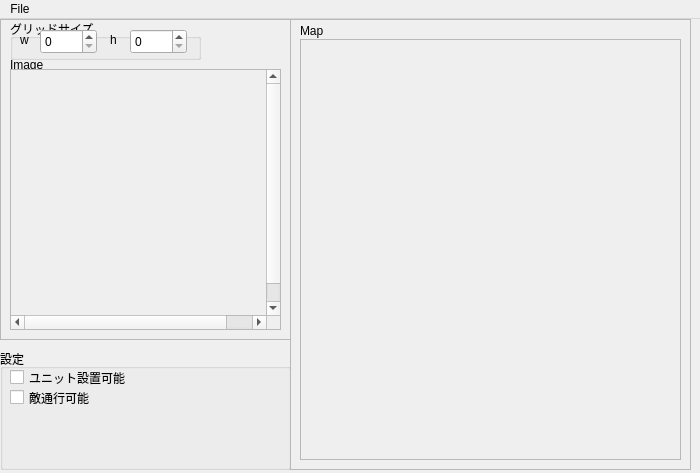
Qt form mainwindow.ui (chocoball/MapEditor) before a commit.
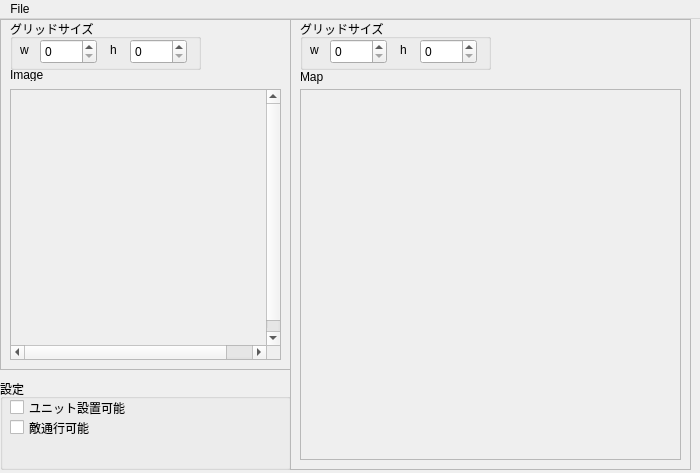
The same form after that commit.

Diff of the .ui file:
```diff
--- a/mainwindow.ui
+++ b/mainwindow.ui
@@ -24,9 +24,9 @@
     <property name="geometry">
      <rect>
       <x>0</x>
-      <y>330</y>
+      <y>360</y>
       <width>291</width>
-      <height>121</height>
+      <height>91</height>
      </rect>
     </property>
     <property name="title">
@@ -65,7 +65,7 @@
       <x>0</x>
       <y>0</y>
       <width>291</width>
-      <height>321</height>
+      <height>351</height>
      </rect>
     </property>
     <property name="frameShape">
@@ -80,7 +80,7 @@
        <x>10</x>
        <y>0</y>
        <width>191</width>
-       <height>41</height>
+       <height>51</height>
       </rect>
      </property>
      <property name="title">
@@ -90,7 +90,7 @@
       <property name="geometry">
        <rect>
         <x>120</x>
-        <y>10</y>
+        <y>20</y>
         <width>57</width>
         <height>25</height>
        </rect>
@@ -100,7 +100,7 @@
       <property name="geometry">
        <rect>
         <x>100</x>
-        <y>10</y>
+        <y>20</y>
         <width>16</width>
         <height>21</height>
        </rect>
@@ -113,7 +113,7 @@
       <property name="geometry">
        <rect>
         <x>10</x>
-        <y>10</y>
+        <y>20</y>
         <width>16</width>
         <height>21</height>
        </rect>
@@ -126,7 +126,7 @@
       <property name="geometry">
        <rect>
         <x>30</x>
-        <y>10</y>
+        <y>20</y>
         <width>57</width>
         <height>25</height>
        </rect>
@@ -137,7 +137,7 @@
      <property name="geometry">
       <rect>
        <x>10</x>
-       <y>40</y>
+       <y>50</y>
        <width>50</width>
        <height>12</height>
       </rect>
@@ -150,9 +150,9 @@
      <property name="geometry">
       <rect>
        <x>10</x>
-       <y>50</y>
+       <y>70</y>
        <width>271</width>
-       <height>261</height>
+       <height>271</height>
       </rect>
      </property>
      <property name="widgetResizable">
@@ -189,9 +189,9 @@
      <property name="geometry">
       <rect>
        <x>10</x>
-       <y>20</y>
+       <y>70</y>
        <width>381</width>
-       <height>421</height>
+       <height>371</height>
       </rect>
      </property>
      <property name="widgetResizable">
@@ -203,7 +203,66 @@
         <x>0</x>
         <y>0</y>
         <width>377</width>
-        <height>417</height>
+        <height>367</height>
+       </rect>
+      </property>
+     </widget>
+    </widget>
+    <widget class="QGroupBox" name="groupBox_grid_2">
+     <property name="geometry">
+      <rect>
+       <x>10</x>
+       <y>0</y>
+       <width>191</width>
+       <height>51</height>
+      </rect>
+     </property>
+     <property name="title">
+      <string>グリッドサイズ</string>
+     </property>
+     <widget class="QSpinBox" name="spinBox_grid_h_map">
+      <property name="geometry">
+       <rect>
+        <x>120</x>
+        <y>20</y>
+        <width>57</width>
+        <height>25</height>
+       </rect>
+      </property>
+     </widget>
+     <widget class="QLabel" name="label_5">
+      <property name="geometry">
+       <rect>
+        <x>100</x>
+        <y>20</y>
+        <width>16</width>
+        <height>21</height>
+       </rect>
+      </property>
+      <property name="text">
+       <string>h</string>
+      </property>
+     </widget>
+     <widget class="QLabel" name="label_6">
+      <property name="geometry">
+       <rect>
+        <x>10</x>
+        <y>20</y>
+        <width>16</width>
+        <height>21</height>
+       </rect>
+      </property>
+      <property name="text">
+       <string>w</string>
+      </property>
+     </widget>
+     <widget class="QSpinBox" name="spinBox_grid_w_map">
+      <property name="geometry">
+       <rect>
+        <x>30</x>
+        <y>20</y>
+        <width>57</width>
+        <height>25</height>
        </rect>
       </property>
      </widget>
@@ -212,9 +271,9 @@
      <property name="geometry">
       <rect>
        <x>10</x>
-       <y>2</y>
-       <width>50</width>
-       <height>20</height>
+       <y>50</y>
+       <width>31</width>
+       <height>16</height>
       </rect>
      </property>
      <property name="text">
```
Left out of the diff: 4 changed lines with no effect on the pictures.
